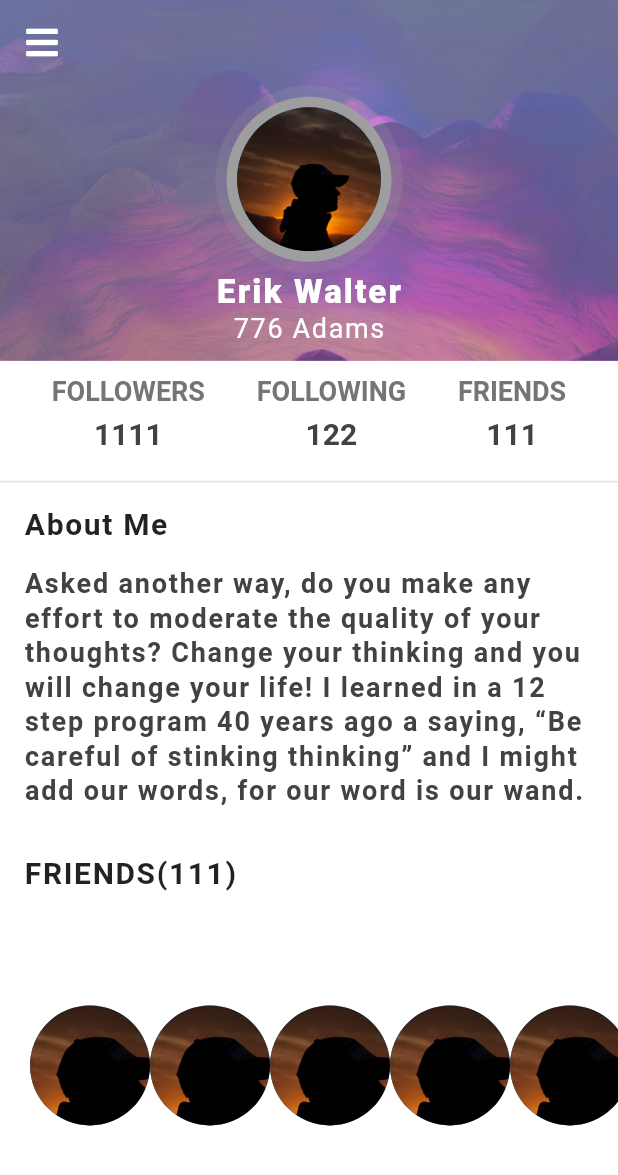
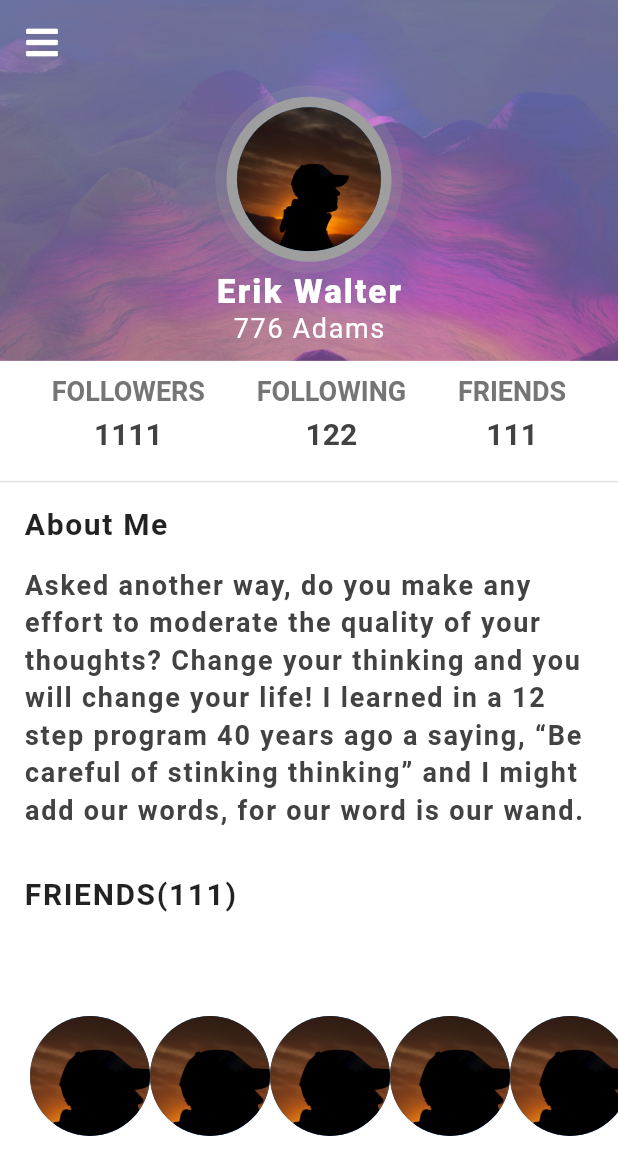
Before and after one commit to Alishekfeh/Draw-lines-with-flutter-ui, a Flutter app: the screen it shows after launch, on a phone screen of 412 x 824 dp. Shown: the top 1175 px of the screen. Run offline on Flutter 3.47's test engine with Material 2 defaults, Android fonts, the phone set to English and light mode, and no system bars; our stand-ins replace font_awesome_flutter.

Commit message:
new profile

```diff
--- a/lib/profile_2/profile2.dart
+++ b/lib/profile_2/profile2.dart
@@ -193,7 +193,7 @@ class _Profile2State extends State<Profile2> {
               letterSpacing: 1.2,
               fontSize: 18,
               color: Colors.grey.shade800,
-              height: 1.3),
+              height: 1.4),
         ),
       )
     ];
```
